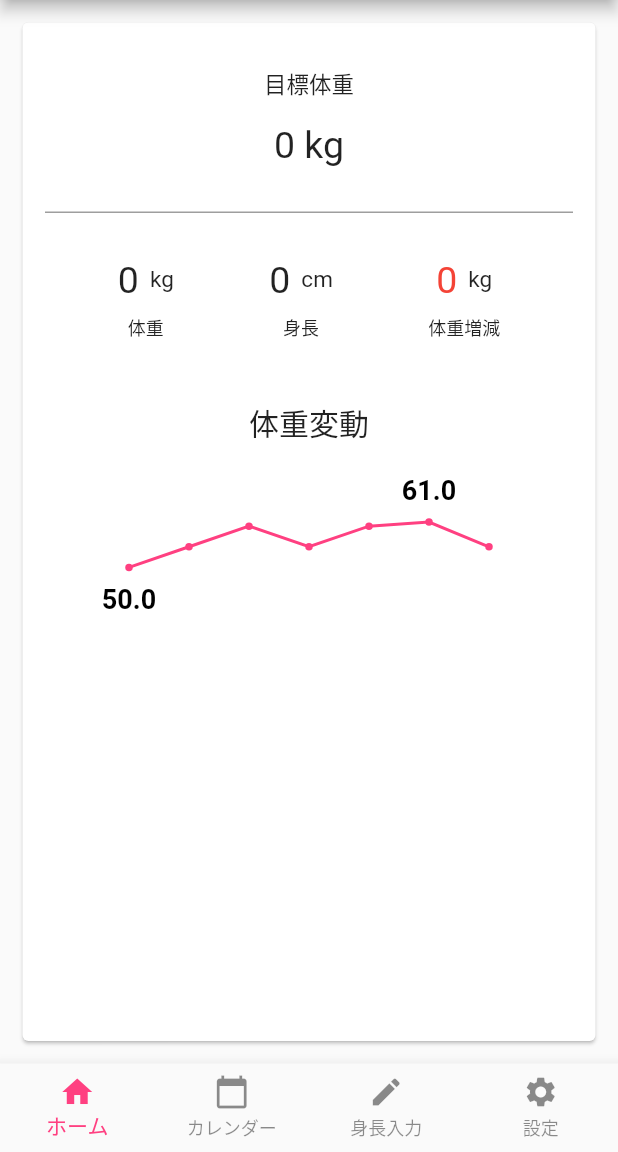
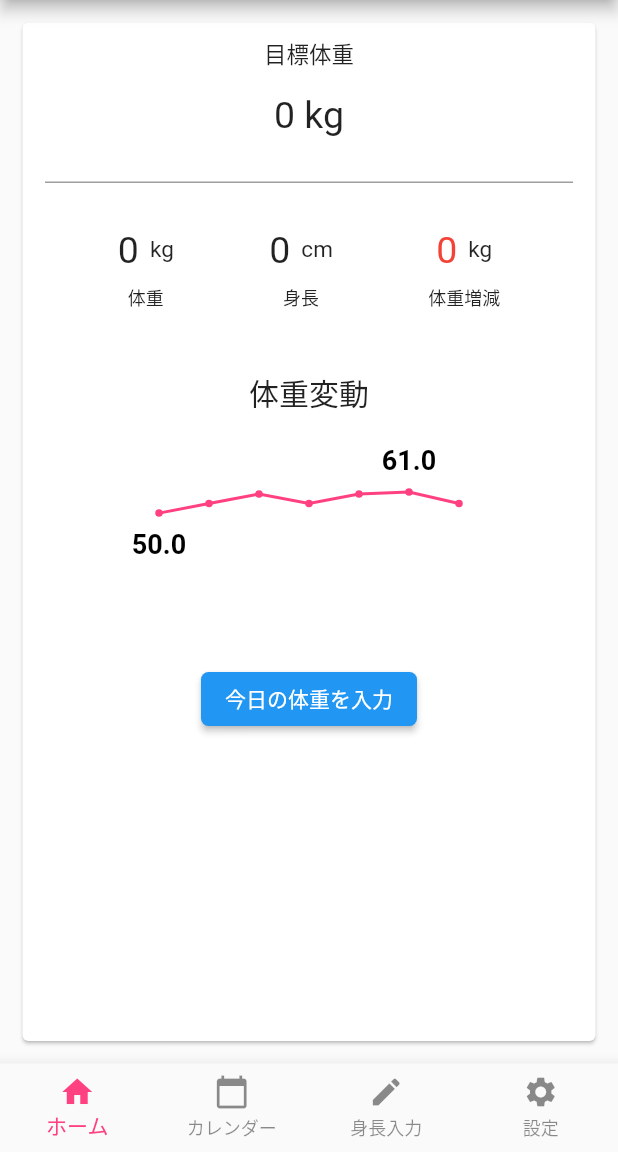
Before and after one commit to startup-technology/diet_recipe_flutter, a Flutter app: the screen it shows after launch, on a phone screen of 412 x 824 dp, the part 84-1236 px from its top. Run offline on Flutter 3.47's test engine with Material 2 defaults, Android fonts, the phone set to English and light mode, and no system bars; our stand-ins replace firebase_auth, flutter_calendar_carousel, fluttertoast, share, sqflite; accounts and stored records are empty.

Commit message:
[Modify] トップ画面に今日の体重が入力できるボタンを追加

```diff
--- a/lib/pages/top.dart
+++ b/lib/pages/top.dart
@@ -1,9 +1,9 @@
 import 'package:flutter/material.dart';
 import 'package:dietrecipeflutter/ui/chart/line_chart.dart';
 import 'package:dietrecipeflutter/database/database_helper.dart';
+
 // import 'package:dietrecipeflutter/ui/chart/bar_chart.dart';
 // import 'package:dietrecipeflutter/ui/chart/pie_chart.dart';
-
 class TopPage extends StatefulWidget {
   @override
   _TopPageState createState() => _TopPageState();
@@ -12,22 +12,10 @@ class TopPage extends StatefulWidget {
 class _TopPageState extends State<TopPage> {
   final dbHelper = DatabaseHelper.instance;
   List<double> points = [50, 55, 60, 55, 60, 61, 55];
-  List<String> labels = [
-    "2012",
-    "2013",
-    "2014",
-    "2015",
-    "2016",
-    "2017",
-    "2018",
-    "2019",
-  ];
-
   int targetBodyWeight = 0;
   int bodyWeight = 0;
   int currentHeight = 0;
   int remnantWeight = 0;
-
   _TopPageState() {
     findBodyWeight().then((val) => setState(() {
           bodyWeight = val;
@@ -36,9 +24,8 @@ class _TopPageState extends State<TopPage> {
           currentHeight = val;
         }));
     findTargetBodyWeight().then((val) => setState(() {
-        targetBodyWeight = val;
-      }));
-
+          targetBodyWeight = val;
+        }));
   }
   @override
   Widget build(BuildContext context) {
@@ -50,12 +37,13 @@ class _TopPageState extends State<TopPage> {
           margin: EdgeInsets.all(15.0),
           child: Column(
             children: <Widget>[
-              _targetWeight(targetBodyWeight), _currentWeight(currentHeight, bodyWeight, targetBodyWeight),
+              _targetWeight(targetBodyWeight),
+              _currentWeight(currentHeight, bodyWeight, targetBodyWeight),
               Text('体重変動', style: TextStyle(fontSize: 20.0)), // 3.1.1
               Container(
                 margin: EdgeInsets.only(top: 15.0),
                 child: CustomPaint(
-                  size: Size(240, 240),
+                  size: Size(200, 150),
                   painter: LineChart(
                       points: points,
                       pointSize: 5.0,
@@ -64,6 +52,17 @@ class _TopPageState extends State<TopPage> {
                       lineWidth: 2.0),
                 ),
               ),
+              RaisedButton(
+                child: Text("今日の体重を入力"),
+                color: Colors.blue,
+                textColor: Colors.white,
+                shape: RoundedRectangleBorder(
+                  borderRadius: BorderRadius.circular(5.0),
+                ),
+                onPressed: () {
+                  Navigator.pushNamed(context, '/weight_input');
+                },
+              ),
             ],
           )),
     );
@@ -71,7 +70,7 @@ class _TopPageState extends State<TopPage> {
 
   Widget _targetWeight(targetBodyWeight) {
     return Container(
-        margin: EdgeInsets.only(top: 30.0, bottom: 30.0),
+        margin: EdgeInsets.only(top: 10.0, bottom: 30.0),
         child: Row(
           // 1行目
           children: <Widget>[
@@ -88,10 +87,8 @@ class _TopPageState extends State<TopPage> {
                   ),
                   Container(
                     // 3.1.2行目
-                    child: Text(
-                      targetBodyWeight.toString() + ' kg',
-                      style: TextStyle(fontSize: 25.0)
-                    ),
+                    child: Text(targetBodyWeight.toString() + ' kg',
+                        style: TextStyle(fontSize: 25.0)),
                   ),
                   Container(
                     margin: EdgeInsets.only(top: 30.0, right: 15.0, left: 15.0),
@@ -117,7 +114,8 @@ class _TopPageState extends State<TopPage> {
       children: <Widget>[
         _weightColumn(bodyWeight.toString(), "体重"), // 2.1
         _heightColumn(currentHeight.toString(), "身長"), // 2.2
-        _changeWeightColumn((bodyWeight-targetBodyWeight).toString(), "体重増減") // 2.3
+        _changeWeightColumn(
+            (bodyWeight - targetBodyWeight).toString(), "体重増減") // 2.3,
       ],
     ));
   }
@@ -133,7 +131,7 @@ class _TopPageState extends State<TopPage> {
         ]),
         Container(
           // 3.1.2
-          margin: const EdgeInsets.only(top: 8.0, bottom: 40.0),
+          margin: const EdgeInsets.only(top: 8.0, bottom: 20.0),
           child: Text(
             label,
             style: TextStyle(
@@ -157,7 +155,7 @@ class _TopPageState extends State<TopPage> {
         ]),
         Container(
           // 3.1.2
-          margin: const EdgeInsets.only(top: 8.0, bottom: 40.0),
+          margin: const EdgeInsets.only(top: 8.0, bottom: 0.0),
           child: Text(
             label,
             style: TextStyle(
@@ -169,6 +167,7 @@ class _TopPageState extends State<TopPage> {
       ],
     );
   }
+
   Widget _changeWeightColumn(String physical, String label) {
     return Column(
       mainAxisSize: MainAxisSize.min,
@@ -197,24 +196,23 @@ class _TopPageState extends State<TopPage> {
     DateTime now = DateTime.now();
     var query;
     query = await dbHelper.queryRows(
-      table: 'body_weights',
-      where: 'DATE(input_date) =',
-      whereArgs: "DATE('$now')"
-    );
-    return query.first['body_weight'];
+        table: 'body_weights',
+        where: 'DATE(input_date) =',
+        whereArgs: "DATE('$now')");
+    return query.last['body_weight'];
   }
 
   Future<int> findCurrentHeight() async {
     var query;
     query = await dbHelper.queryRowLast('current_heights');
     print(query);
-    return query.first['current_height'];
+    return query.last['current_height'];
   }
 
   Future<int> findTargetBodyWeight() async {
     var query;
     query = await dbHelper.queryRowLast('target_body_weights');
     print(query);
-    return query.first['body_weight'];
+    return query.last['body_weight'];
   }
 }
```
